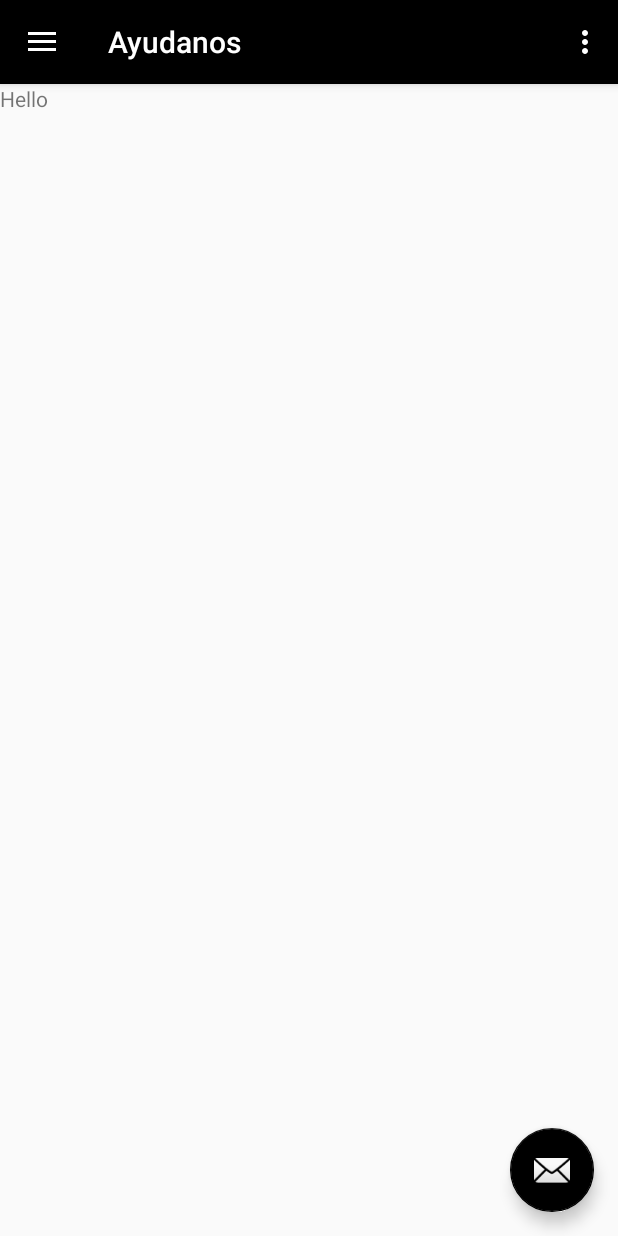
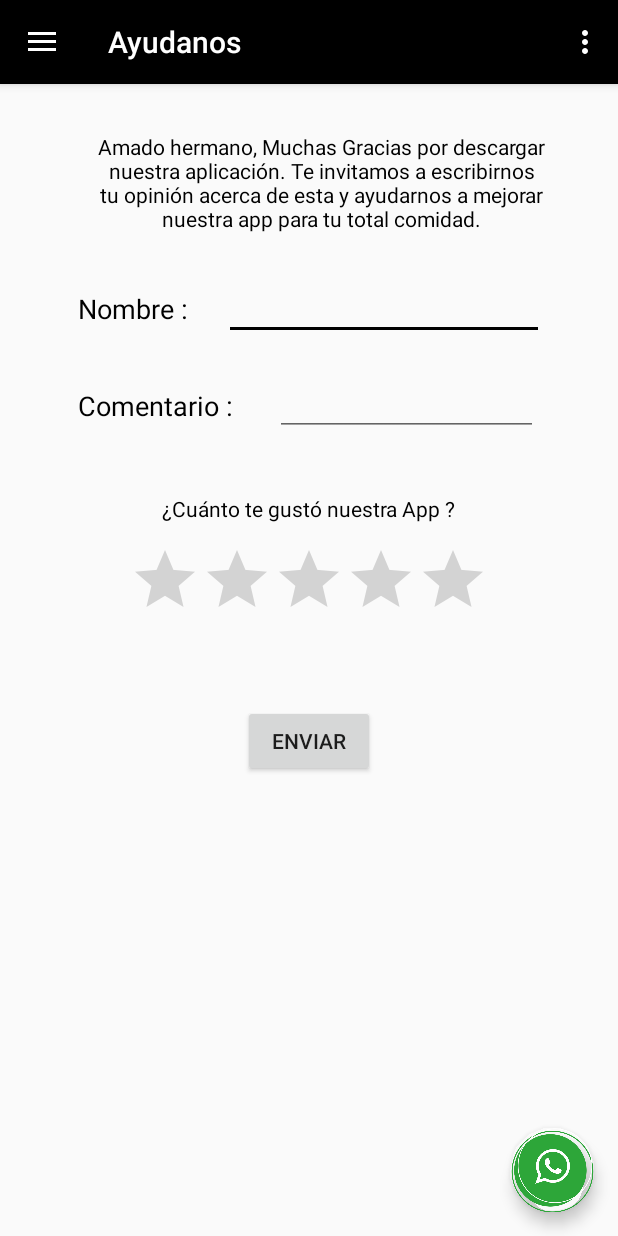
Before and after one commit to Thomacho18021/Ministerio, an Android app: the screen it shows after launch (MainActivity), in the side drawer, after a tap on "Ayudanos", on a phone screen of 412 x 824 dp. Run offline under Robolectric (Android 15) with nearby library versions, the phone set to English and light mode, and no system bars; our stand-ins replace navigation-ui.

Commit message:
3 Commit: Cambios visuales minimos

```diff
--- a/app/src/main/java/com/srcarrillo/ministerio/ui/ayudanos/AyudanosFragment.java
+++ b/app/src/main/java/com/srcarrillo/ministerio/ui/ayudanos/AyudanosFragment.java
@@ -2,15 +2,22 @@ package com.srcarrillo.ministerio.ui.ayudanos;
 
 import androidx.lifecycle.ViewModelProviders;
 
+import android.content.Intent;
+import android.net.Uri;
 import android.os.Bundle;
 
 import androidx.annotation.NonNull;
 import androidx.annotation.Nullable;
 import androidx.fragment.app.Fragment;
 
+import android.util.Log;
 import android.view.LayoutInflater;
 import android.view.View;
 import android.view.ViewGroup;
+import android.widget.Button;
+import android.widget.EditText;
+import android.widget.RatingBar;
+import android.widget.Toast;
 
 import com.srcarrillo.ministerio.R;
 
@@ -18,21 +25,62 @@ public class AyudanosFragment extends Fragment {
 
     private AyudanosViewModel mViewModel;
 
+
+
     public static AyudanosFragment newInstance() {
         return new AyudanosFragment();
     }
 
+
     @Override
     public View onCreateView(@NonNull LayoutInflater inflater, @Nullable ViewGroup container,
                              @Nullable Bundle savedInstanceState) {
-        return inflater.inflate(R.layout.ayudanos_fragment, container, false);
+
+        View view = inflater.inflate(R.layout.ayudanos_fragment, container, false);
+        Button btnEnviar = view.findViewById(R.id.btnEnviar);
+        final EditText txtNombre = view.findViewById(R.id.txtNombre);
+        final EditText txtComentario = view.findViewById(R.id.txtComentario);
+        final RatingBar ratingBar = view.findViewById(R.id.ratingBar);
+
+        btnEnviar.setOnClickListener(new View.OnClickListener() {
+            @Override
+            public void onClick(View view) {
+                enviarEmail(txtNombre.getText().toString()+":\n"+txtComentario.getText().toString()+"\n"+ratingBar.getRating()+" Estrellas");
+            }
+        });
+        return view;
+
+        //return inflater.inflate(R.layout.ayudanos_fragment, container, false);
     }
 
     @Override
     public void onActivityCreated(@Nullable Bundle savedInstanceState) {
         super.onActivityCreated(savedInstanceState);
         mViewModel = ViewModelProviders.of(this).get(AyudanosViewModel.class);
+
         // TODO: Use the ViewModel
+    }
+    public void enviarEmail(String mensaje){
+        Intent emailIntent = new Intent(Intent.ACTION_SENDTO);
+
+
+        String mailto = "mailto:ThomasCarrilloGonzalez@gmail.com" +
+                "?cc=" + " " +
+                "&body=" + Uri.encode(mensaje);
+
+        emailIntent.setData(Uri.parse(mailto));
+        emailIntent.putExtra(Intent.EXTRA_EMAIL, "thomascarrillogonzalez@gmail.com"); // * configurar email aquí!
+        emailIntent.putExtra(Intent.EXTRA_SUBJECT, "App Ministerio Puerta Abierta - Opinión");
+        emailIntent.putExtra(Intent.EXTRA_TEXT, mensaje);
+
+        try {
+            startActivity(Intent.createChooser(emailIntent, "Enviar email."));
+            Log.i("EMAIL", "Muchas Gracias por ayudarnos, Bendiciones");
+        }
+        catch (android.content.ActivityNotFoundException e) {
+            Toast.makeText(getActivity(), "NO existe ningún cliente de email instalado!", Toast.LENGTH_LONG).show();
+        }
+
     }
 
 }
--- a/app/src/main/res/layout/app_bar_main.xml
+++ b/app/src/main/res/layout/app_bar_main.xml
@@ -28,6 +28,9 @@
         android:layout_height="wrap_content"
         android:layout_gravity="bottom|end"
         android:layout_margin="@dimen/fab_margin"
-        app:srcCompat="@android:drawable/ic_dialog_email" />
+        app:backgroundTint="#00FFFFFF"
+        app:fabSize="normal"
+        app:maxImageSize="70dp"
+        app:srcCompat="@drawable/iconowsp" />
 
 </androidx.coordinatorlayout.widget.CoordinatorLayout>
--- a/app/src/main/res/layout/ayudanos_fragment.xml
+++ b/app/src/main/res/layout/ayudanos_fragment.xml
@@ -1,13 +1,109 @@
 <?xml version="1.0" encoding="utf-8"?>
-<FrameLayout xmlns:android="http://schemas.android.com/apk/res/android"
+<androidx.constraintlayout.widget.ConstraintLayout xmlns:android="http://schemas.android.com/apk/res/android"
+    xmlns:app="http://schemas.android.com/apk/res-auto"
     xmlns:tools="http://schemas.android.com/tools"
+    android:id="@+id/frameLayout"
     android:layout_width="match_parent"
     android:layout_height="match_parent"
     tools:context=".ui.ayudanos.AyudanosFragment">
 
     <TextView
-        android:layout_width="match_parent"
-        android:layout_height="match_parent"
-        android:text="Hello" />
+        android:id="@+id/txtAyudanos"
+        android:layout_width="324dp"
+        android:layout_height="73dp"
+        android:layout_marginStart="16dp"
+        android:layout_marginTop="32dp"
+        android:text="Amado hermano, Muchas Gracias por descargar nuestra aplicación. Te invitamos a escribirnos tu opinión acerca de esta y ayudarnos a mejorar nuestra app para tu total comidad."
+        android:textAlignment="center"
+        android:textColor="#000000"
+        app:layout_constraintEnd_toEndOf="parent"
+        app:layout_constraintHorizontal_bias="0.5"
+        app:layout_constraintStart_toStartOf="parent"
+        app:layout_constraintTop_toTopOf="parent" />
 
-</FrameLayout>
+    <TextView
+        android:id="@+id/Nombre"
+        android:layout_width="wrap_content"
+        android:layout_height="wrap_content"
+        android:layout_marginStart="52dp"
+        android:layout_marginTop="32dp"
+        android:text="Nombre : "
+        android:textColor="#000000"
+        android:textSize="18sp"
+        app:layout_constraintStart_toStartOf="parent"
+        app:layout_constraintTop_toBottomOf="@+id/txtAyudanos" />
+
+    <EditText
+        android:id="@+id/txtNombre"
+        android:layout_width="wrap_content"
+        android:layout_height="wrap_content"
+        android:layout_marginStart="21dp"
+        android:layout_marginTop="20dp"
+        android:layout_marginEnd="51dp"
+        android:ems="10"
+        android:inputType="textPersonName"
+        app:layout_constraintEnd_toEndOf="parent"
+        app:layout_constraintStart_toEndOf="@+id/Nombre"
+        app:layout_constraintTop_toBottomOf="@+id/txtAyudanos" />
+
+    <TextView
+        android:id="@+id/Comentario"
+        android:layout_width="wrap_content"
+        android:layout_height="wrap_content"
+        android:layout_marginStart="52dp"
+        android:layout_marginTop="40dp"
+        android:text="Comentario :"
+        android:textColor="#000000"
+        android:textSize="18sp"
+        app:layout_constraintStart_toStartOf="parent"
+        app:layout_constraintTop_toBottomOf="@+id/Nombre" />
+
+    <EditText
+        android:id="@+id/txtComentario"
+        android:layout_width="175dp"
+        android:layout_height="44dp"
+        android:layout_marginStart="25dp"
+        android:layout_marginTop="20dp"
+        android:layout_marginEnd="51dp"
+        android:ems="10"
+        android:inputType="textPersonName"
+        app:layout_constraintEnd_toEndOf="parent"
+        app:layout_constraintStart_toEndOf="@+id/Comentario"
+        app:layout_constraintTop_toBottomOf="@+id/txtNombre" />
+
+    <Button
+        android:id="@+id/btnEnviar"
+        android:layout_width="wrap_content"
+        android:layout_height="wrap_content"
+        android:layout_marginTop="50dp"
+        android:text="enviar"
+        app:layout_constraintEnd_toEndOf="parent"
+        app:layout_constraintHorizontal_bias="0.5"
+        app:layout_constraintStart_toStartOf="parent"
+        app:layout_constraintTop_toBottomOf="@+id/ratingBar" />
+
+    <RatingBar
+        android:id="@+id/ratingBar"
+        android:layout_width="wrap_content"
+        android:layout_height="wrap_content"
+        android:layout_marginTop="72dp"
+        android:indeterminate="false"
+        android:isIndicator="false"
+        android:soundEffectsEnabled="true"
+        app:layout_constraintEnd_toEndOf="parent"
+        app:layout_constraintStart_toStartOf="parent"
+        app:layout_constraintTop_toBottomOf="@+id/txtComentario" />
+
+    <TextView
+        android:id="@+id/textView4"
+        android:layout_width="wrap_content"
+        android:layout_height="wrap_content"
+        android:text="¿Cuánto te gustó nuestra App ?"
+        android:textColor="#000000"
+        app:layout_constraintBottom_toTopOf="@+id/ratingBar"
+        app:layout_constraintEnd_toEndOf="parent"
+        app:layout_constraintStart_toStartOf="parent"
+        app:layout_constraintTop_toBottomOf="@+id/txtComentario"
+        app:layout_constraintVertical_bias="0.738" />
+
+</androidx.constraintlayout.widget.ConstraintLayout>
--- a/app/src/main/res/menu/activity_main_drawer.xml
+++ b/app/src/main/res/menu/activity_main_drawer.xml
@@ -10,7 +10,7 @@
             android:title="@string/menu_home" />
         <item
             android:id="@+id/nav_radio"
-            android:icon="@drawable/ic_menu_gallery"
+            android:icon="@drawable/radio"
             android:title="@string/menu_radio" />
         <item
             android:id="@+id/nav_programas"
--- a/app/src/main/res/values/strings.xml
+++ b/app/src/main/res/values/strings.xml
@@ -1,5 +1,5 @@
 <resources>
-    <string name="app_name">Ministerio Puerta Abierta</string>
+    <string name="app_name">M.P.A.</string>
     <string name="navigation_drawer_open">Open navigation drawer</string>
     <string name="navigation_drawer_close">Close navigation drawer</string>
     <string name="nav_header_title">Ministerio Puerta Abierta</string>
```
Also changed, not shown: app/src/main/res/drawable-v24/iconowsp.png (added), app/src/main/res/drawable-v24/radio.png (added).
